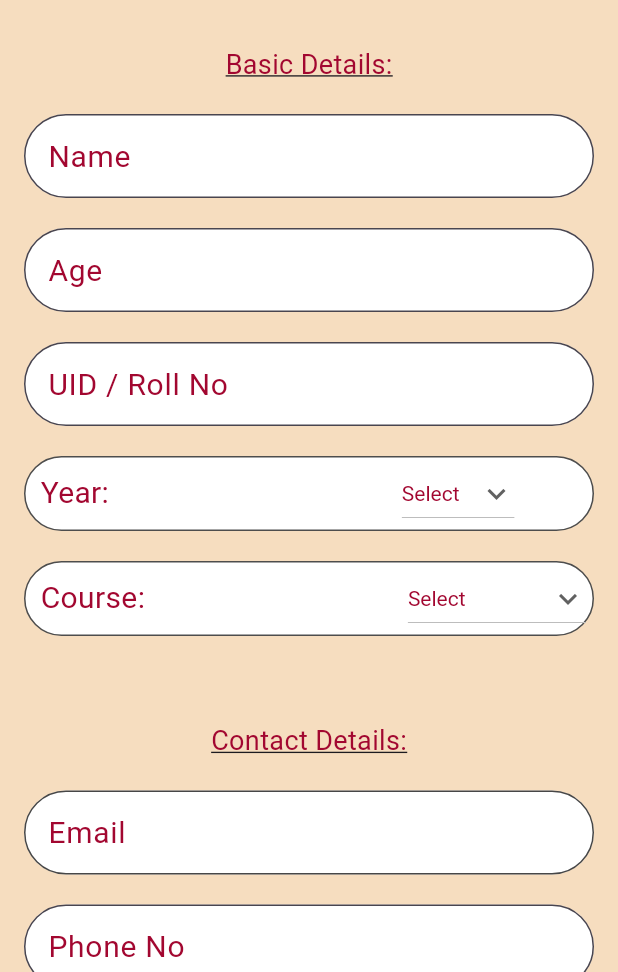
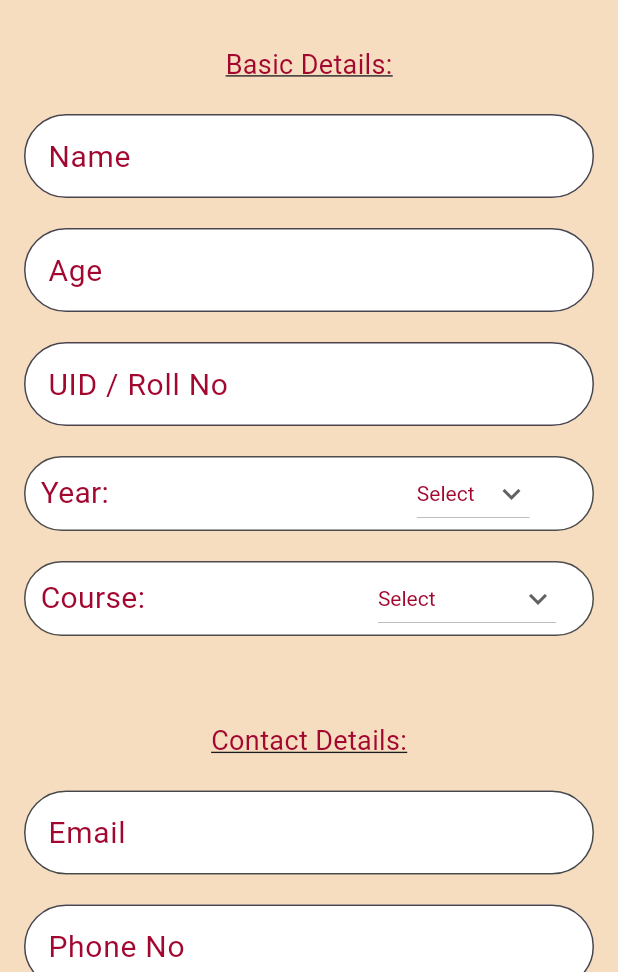
Before and after one commit to Jerry-britto/Inscribe, a Flutter app: the DetailsForm2 screen opened directly with empty values, on a phone screen of 412 x 824 dp, the part 264-1236 px from its top. Run offline on Flutter 3.47's test engine with Material 3 defaults, Android fonts, the phone set to English and light mode, and no system bars; our stand-ins replace cloud_firestore, firebase_auth, firebase_core; accounts and stored records are empty.

Commit message:
Fixed overflow error in the both the details page

```diff
--- a/main/lib/screens/details_pages/scribe_details.dart
+++ b/main/lib/screens/details_pages/scribe_details.dart
@@ -321,7 +321,7 @@ class _DetailsFormState2 extends State<DetailsForm2> {
                                           color: Color.fromRGBO(162, 7, 48, 1),
                                           fontSize: 20),
                                     ),
-                                    const SizedBox(width: 190),
+                                    const SizedBox(width: 200),
                                     DropdownButton<String>(
                                       dropdownColor: Colors.white,
                                       style: const TextStyle(
@@ -363,7 +363,7 @@ class _DetailsFormState2 extends State<DetailsForm2> {
                                           color: Color.fromRGBO(162, 7, 48, 1),
                                           fontSize: 20),
                                     ),
-                                    const SizedBox(width: 170),
+                                    const SizedBox(width: 150),
                                     DropdownButton<String>(
                                       dropdownColor: Colors.white,
                                       style: const TextStyle(
--- a/main/lib/screens/details_pages/swd_details.dart
+++ b/main/lib/screens/details_pages/swd_details.dart
@@ -315,7 +315,7 @@ class _DetailsFormState extends State<DetailsForm> {
                                     color: Color.fromRGBO(162, 7, 48, 1),
                                     fontSize: 20),
                               ),
-                              const SizedBox(width: 190),
+                              const SizedBox(width: 210),
                               DropdownButton<String>(
                                 dropdownColor: Colors.white,
                                 style: const TextStyle(
```
